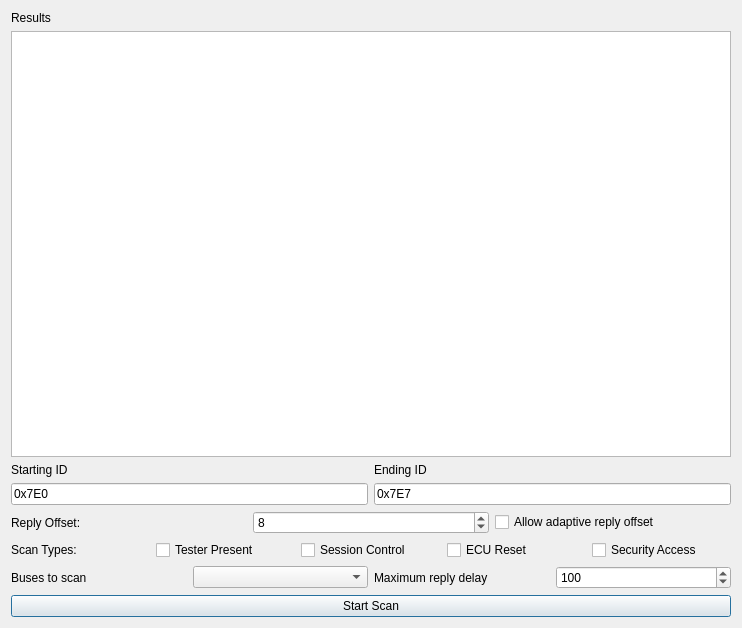
First picture: the form in ui/udsscanwindow.ui, repository collin80/SavvyCAN, before the edit.
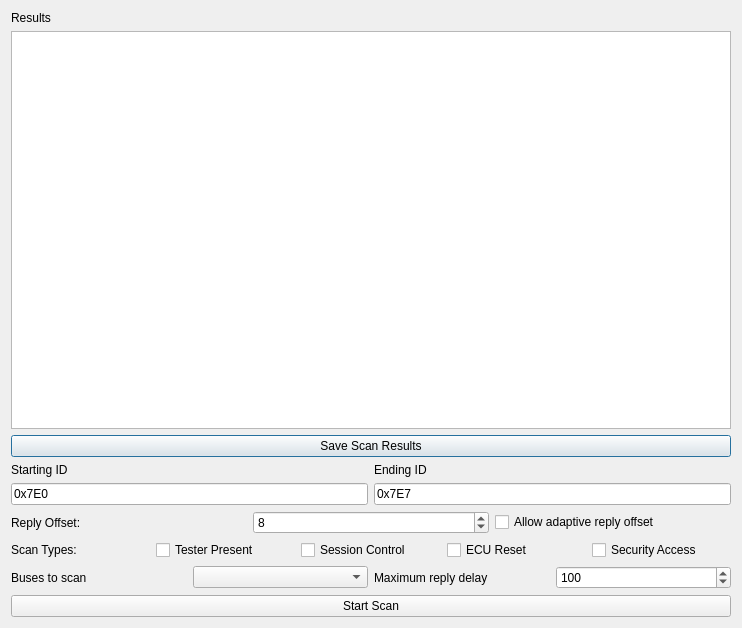
Second picture: the form after the edit.

Commit message: Added ability to save UDS scan log, fixed bug with aborting a UDS scan

What changed in the file:
```diff
--- a/ui/udsscanwindow.ui
+++ b/ui/udsscanwindow.ui
@@ -24,6 +24,13 @@
    <item>
     <widget class="QListWidget" name="listResults"/>
    </item>
+   <item>
+    <widget class="QPushButton" name="btnSaveResults">
+     <property name="text">
+      <string>Save Scan Results</string>
+     </property>
+    </widget>
+   </item>
    <item>
     <layout class="QHBoxLayout" name="horizontalLayout">
      <item>
```
The commit also changes 2 other files.
